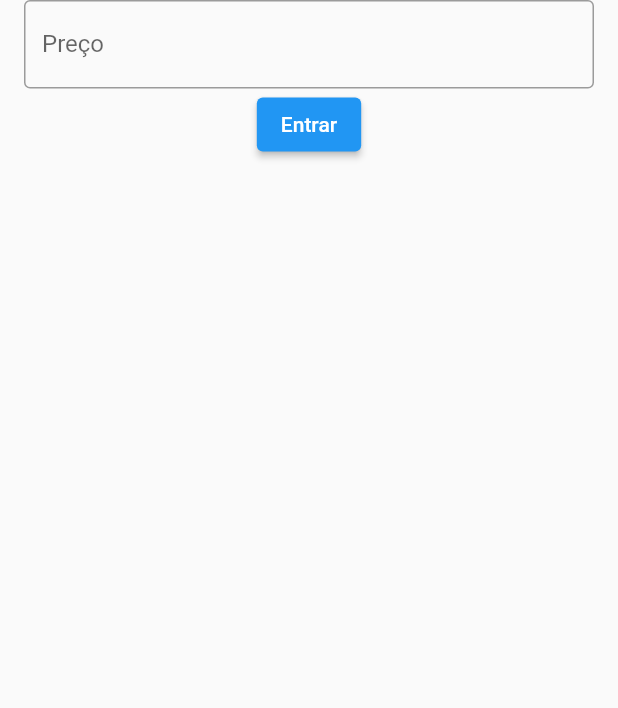
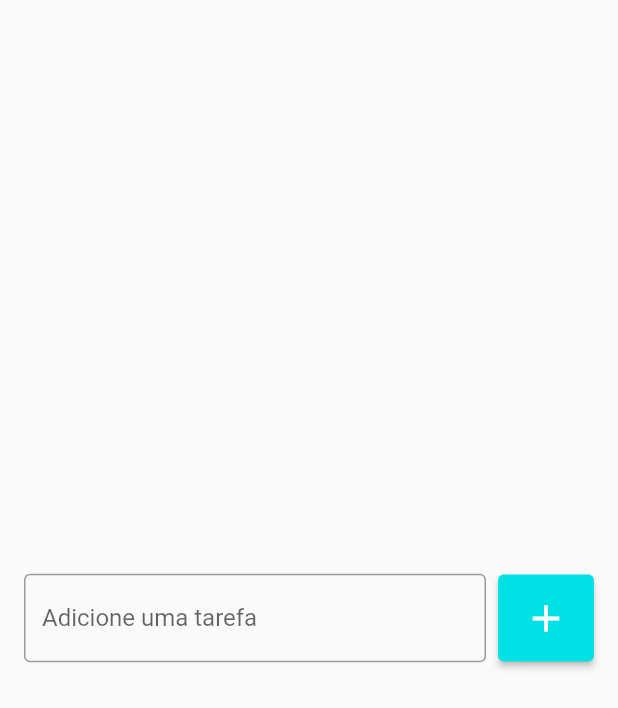
Before and after one commit to gabrielpereira3/ToDoList, a Flutter app: the screen it shows after launch, on a phone screen of 412 x 824 dp. Shown: the top 708 px of the screen. Run offline on Flutter 3.47's test engine with Material 2 defaults, Android fonts, the phone set to English and light mode, and no system bars.

Commit message:
Caixa de texto e botão adicionados

```diff
--- a/lib/pages/todo_list_page.dart
+++ b/lib/pages/todo_list_page.dart
@@ -1,9 +1,7 @@
 import 'package:flutter/material.dart';
 
 class TodoListPage extends StatelessWidget {
-  TodoListPage({Key? key}) : super(key: key);
-
-  final TextEditingController emailController = TextEditingController();
+  const TodoListPage({Key? key}) : super(key: key);
 
   @override
   Widget build(BuildContext context) {
@@ -11,27 +9,33 @@ class TodoListPage extends StatelessWidget {
         body: Center(
           child: Padding(
             padding: const EdgeInsets.symmetric(horizontal: 16),
-          child: Column(
+            child: Row(
               children: [
-              TextField(
-                controller: emailController,
+                Expanded(
+                  child: TextField(
                     decoration: InputDecoration(
-                  labelText: "Preço",
-                  hintText: "exemplo@exemplo.com",
                       border: OutlineInputBorder(),
+                      labelText: "Adicione uma tarefa",
+                      hintText: "Ex. Estudar Flutter",
                     ),
                   ),
-              ElevatedButton(onPressed: login, child: Text('Entrar'))
+                ),
+                SizedBox(width: 8),
+                ElevatedButton(
+                  onPressed: () {},
+                  style: ElevatedButton.styleFrom(
+                    primary: Color(0xff00E1E5),
+                    padding: EdgeInsets.all(14),
+                  ),
+                  child: Icon(
+                    Icons.add,
+                    size: 30,
+                  ),
+                ),
               ],
             ),
           ),
         ),
       );
   }
-
-  void login() {
-    String text = emailController.text;
-    print(text);
-    emailController.clear();
 }
-}
```
Lines whose indentation alone changed are shown as unchanged.
